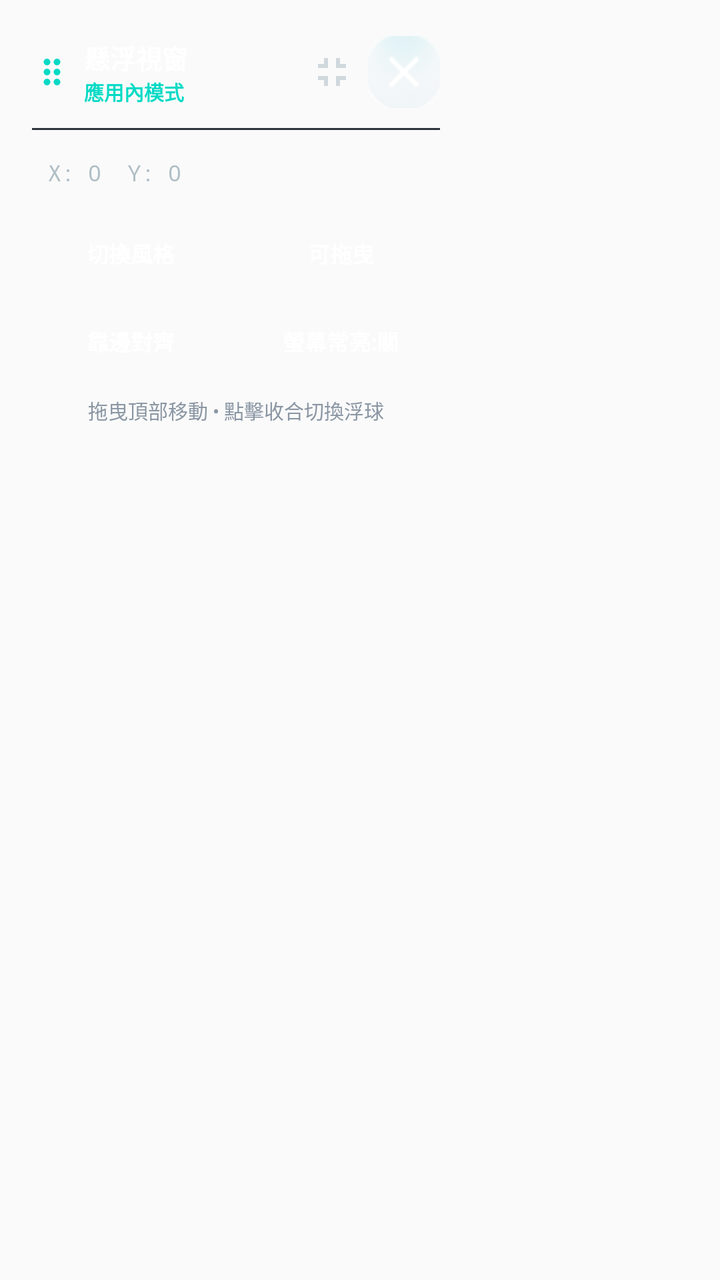
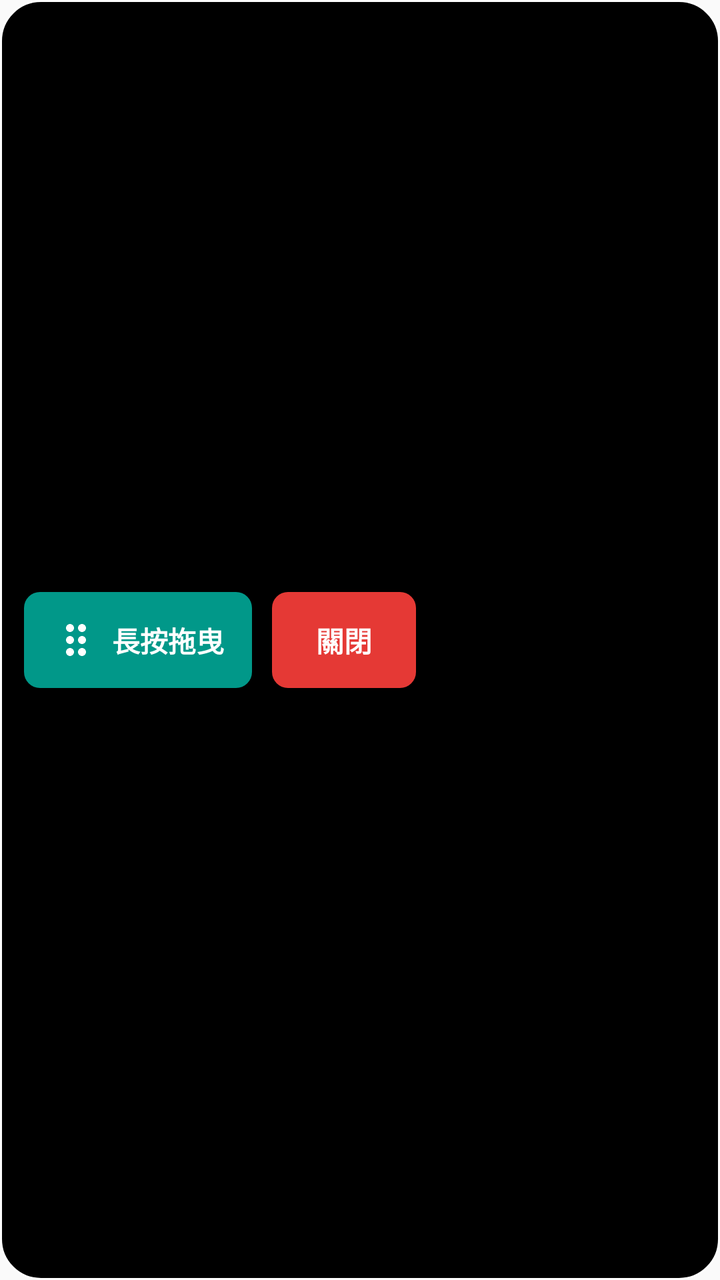

Screens rendered from an Android XML layout before and after an edit, with the pre-edit source and the edit as a unified diff.
<!-- AndroidManifest.xml: application theme AppTheme -->
<!-- res/layout/window_media_menu.xml -->
<?xml version="1.0" encoding="utf-8"?>
<FrameLayout xmlns:android="http://schemas.android.com/apk/res/android"
    xmlns:app="http://schemas.android.com/apk/res-auto"
    android:id="@+id/flRoot"
    android:layout_width="wrap_content"
    android:layout_height="wrap_content"
    android:padding="4dp">

    
    <LinearLayout
        android:id="@+id/llExpandedCard"
        android:layout_width="228dp"
        android:layout_height="wrap_content"
        android:elevation="10dp"
        android:orientation="vertical"
        android:padding="12dp">

        
        <LinearLayout
            android:id="@+id/tv_meum"
            android:layout_width="match_parent"
            android:layout_height="40dp"
            android:gravity="center_vertical"
            android:orientation="horizontal">

            <ImageView
                android:id="@+id/ivDragIcon"
                android:layout_width="20dp"
                android:layout_height="20dp"
                android:contentDescription="拖曳移動懸浮視窗"
                android:src="@drawable/ic_drag_indicator"
                app:tint="#03DAC5" />

            <LinearLayout
                android:layout_width="0dp"
                android:layout_height="wrap_content"
                android:layout_marginStart="6dp"
                android:layout_weight="1"
                android:orientation="vertical">

                <TextView
                    android:id="@+id/tvWindowTitle"
                    android:layout_width="wrap_content"
                    android:layout_height="wrap_content"
                    android:ellipsize="end"
                    android:maxLines="1"
                    android:text="懸浮視窗"
                    android:textColor="@color/white"
                    android:textSize="13sp"
                    android:textStyle="bold" />

                <TextView
                    android:id="@+id/tvModeBadge"
                    android:layout_width="wrap_content"
                    android:layout_height="wrap_content"
                    android:text="應用內模式"
                    android:textColor="#03DAC5"
                    android:textSize="10sp"
                    android:textStyle="bold" />
            </LinearLayout>

            <ImageButton
                android:id="@+id/btnCollapse"
                android:layout_width="36dp"
                android:layout_height="36dp"
                android:background="?android:attr/selectableItemBackgroundBorderless"
                android:contentDescription="收合為迷你浮球"
                android:padding="7dp"
                android:src="@drawable/ic_fullscreen_exit"
                app:tint="#CFD8DC" />

            <ImageButton
                android:id="@+id/tv_dismiss"
                android:layout_width="36dp"
                android:layout_height="36dp"
                android:background="?android:attr/selectableItemBackgroundBorderless"
                android:contentDescription="關閉懸浮視窗"
                android:padding="7dp"
                android:src="@drawable/btn_closed_defaul_xml" />
        </LinearLayout>

        
        <View
            android:id="@+id/viewDivider"
            android:layout_width="match_parent"
            android:layout_height="1dp"
            android:layout_marginVertical="8dp"
            android:background="#2E343D" />

        
        <TextView
            android:id="@+id/tvCoords"
            android:layout_width="match_parent"
            android:layout_height="wrap_content"
            android:fontFamily="monospace"
            android:gravity="center_vertical"
            android:paddingHorizontal="8dp"
            android:paddingVertical="6dp"
            android:text="X: 0  Y: 0"
            android:textColor="#B0BEC5"
            android:textSize="11sp" />

        
        <LinearLayout
            android:layout_width="match_parent"
            android:layout_height="wrap_content"
            android:layout_marginTop="8dp"
            android:orientation="horizontal">

            <TextView
                android:id="@+id/btnQuickTheme"
                android:layout_width="0dp"
                android:layout_height="38dp"
                android:layout_marginEnd="6dp"
                android:layout_weight="1"
                android:clickable="true"
                android:focusable="true"
                android:gravity="center"
                android:maxLines="1"
                android:paddingHorizontal="6dp"
                android:text="切換風格"
                android:textColor="@color/white"
                android:textSize="11sp"
                android:textStyle="bold" />

            <TextView
                android:id="@+id/btnQuickLock"
                android:layout_width="0dp"
                android:layout_height="38dp"
                android:layout_weight="1"
                android:clickable="true"
                android:focusable="true"
                android:gravity="center"
                android:maxLines="1"
                android:paddingHorizontal="6dp"
                android:text="可拖曳"
                android:textColor="@color/white"
                android:textSize="11sp"
                android:textStyle="bold" />
        </LinearLayout>

        
        <LinearLayout
            android:layout_width="match_parent"
            android:layout_height="wrap_content"
            android:layout_marginTop="6dp"
            android:orientation="horizontal">

            <TextView
                android:id="@+id/btnQuickSnap"
                android:layout_width="0dp"
                android:layout_height="38dp"
                android:layout_marginEnd="6dp"
                android:layout_weight="1"
                android:clickable="true"
                android:focusable="true"
                android:gravity="center"
                android:maxLines="1"
                android:paddingHorizontal="6dp"
                android:text="靠邊對齊"
                android:textColor="@color/white"
                android:textSize="11sp"
                android:textStyle="bold" />

            <TextView
                android:id="@+id/btnQuickKeepOn"
                android:layout_width="0dp"
                android:layout_height="38dp"
                android:layout_weight="1"
                android:clickable="true"
                android:focusable="true"
                android:gravity="center"
                android:maxLines="1"
                android:paddingHorizontal="6dp"
                android:text="螢幕常亮:關"
                android:textColor="@color/white"
                android:textSize="11sp"
                android:textStyle="bold" />
        </LinearLayout>

        <TextView
            android:id="@+id/tvHint"
            android:layout_width="match_parent"
            android:layout_height="wrap_content"
            android:layout_marginTop="8dp"
            android:gravity="center"
            android:text="拖曳頂部移動 • 點擊收合切換浮球"
            android:textColor="#8A96A3"
            android:textSize="10sp" />
    </LinearLayout>

    
    <LinearLayout
        android:id="@+id/llCollapsedOrb"
        android:layout_width="56dp"
        android:layout_height="56dp"
        android:elevation="10dp"
        android:gravity="center"
        android:orientation="vertical"
        android:visibility="gone">

        <ImageView
            android:id="@+id/ivOrbIcon"
            android:layout_width="24dp"
            android:layout_height="24dp"
            android:contentDescription="點擊展開懸浮視窗"
            android:src="@drawable/ic_fullscreen"
            app:tint="@color/white" />

        <TextView
            android:id="@+id/tvOrbLabel"
            android:layout_width="wrap_content"
            android:layout_height="wrap_content"
            android:layout_marginTop="1dp"
            android:text="展開"
            android:textColor="@color/white"
            android:textSize="9sp"
            android:textStyle="bold" />
    </LinearLayout>

</FrameLayout>
<!-- resources referenced by this layout -->
<resources>
  <color name="white">#FFFFFFFF</color>
  <!-- drawable btn_closed_defaul_xml (drawable-hdpi) -->
  <?xml version="1.0" encoding="utf-8"?>
  <selector xmlns:android="http://schemas.android.com/apk/res/android">
  
      <item
          android:drawable="@drawable/btn_closed_default"
          android:state_enabled="true"
          android:state_pressed="false" />
  
      <item
          android:drawable="@drawable/btn_closed_default1"
          android:state_enabled="true"
          android:state_pressed="true" />
  
  
  </selector>
  <!-- drawable ic_drag_indicator (drawable) -->
  <vector xmlns:android="http://schemas.android.com/apk/res/android"
      android:width="24dp"
      android:height="24dp"
      android:viewportWidth="24"
      android:viewportHeight="24">
    <path
        android:fillColor="#FFFFFF"
        android:pathData="M11,18c0,1.1 -0.9,2 -2,2s-2,-0.9 -2,-2 0.9,-2 2,-2 2,0.9 2,2zm-2,-8c-1.1,0 -2,0.9 -2,2s0.9,2 2,2 2,-0.9 2,-2 -0.9,-2 -2,-2zm0,-6c-1.1,0 -2,0.9 -2,2s0.9,2 2,2 2,-0.9 2,-2 -0.9,-2 -2,-2zm6,4c1.1,0 2,-0.9 2,-2s-0.9,-2 -2,-2 -2,0.9 -2,2 0.9,2 2,2zm0,2c-1.1,0 -2,0.9 -2,2s0.9,2 2,2 2,-0.9 2,-2 -0.9,-2 -2,-2zm0,6c-1.1,0 -2,0.9 -2,2s0.9,2 2,2 2,-0.9 2,-2 -0.9,-2 -2,-2z"/>
  </vector>
  <!-- drawable ic_fullscreen (drawable) -->
  <?xml version="1.0" encoding="utf-8"?>
  <vector xmlns:android="http://schemas.android.com/apk/res/android"
      android:width="24dp"
      android:height="24dp"
      android:viewportWidth="24"
      android:viewportHeight="24">
      <path
          android:fillColor="#FF000000"
          android:pathData="M7,14H5v5h5v-2H7v-3zM5,10h2V7h3V5H5v5zM17,17h-3v2h5v-5h-2v3zM14,5v2h3v3h2V5h-5z" />
  </vector>
  <!-- drawable ic_fullscreen_exit (drawable) -->
  <?xml version="1.0" encoding="utf-8"?>
  <vector xmlns:android="http://schemas.android.com/apk/res/android"
      android:width="24dp"
      android:height="24dp"
      android:viewportWidth="24"
      android:viewportHeight="24">
      <path
          android:fillColor="#FF000000"
          android:pathData="M5,16h3v3h2v-5H5v2zM8,8H5v2h5V5H8v3zM14,19h2v-3h3v-2h-5v5zM16,8V5h-2v5h5V8h-3z" />
  </vector>
  <style name="AppTheme" parent="Theme.AppCompat.Light.DarkActionBar">
          
          <item name="colorPrimary">@color/colorPrimary</item>
          <item name="colorPrimaryDark">@color/colorPrimaryDark</item>
          <item name="colorAccent">@color/colorAccent</item>
          <item name="windowActionBar">false</item>
          <item name="windowNoTitle">true</item>
  
      </style>
  <!-- drawable btn_closed_default: png bitmap (drawable-hdpi, 6855 bytes) -->
  <!-- drawable btn_closed_default1: png bitmap (drawable-hdpi, 2458 bytes) -->
  <color name="colorPrimary">#6200EE</color>
  <color name="colorPrimaryDark">#3700B3</color>
  <color name="colorAccent">#03DAC5</color>
</resources>

<!-- the commit's change to res/layout/window_media_menu.xml (unified diff, before → after) -->
@@ -1,221 +1,43 @@
 <?xml version="1.0" encoding="utf-8"?>
-<FrameLayout xmlns:android="http://schemas.android.com/apk/res/android"
-    xmlns:app="http://schemas.android.com/apk/res-auto"
-    android:id="@+id/flRoot"
+<LinearLayout xmlns:android="http://schemas.android.com/apk/res/android"
     android:layout_width="wrap_content"
     android:layout_height="wrap_content"
-    android:padding="4dp">
+    android:background="@drawable/panel_06"
+    android:gravity="center_vertical"
+    android:orientation="horizontal"
+    android:paddingHorizontal="12dp"
+    android:paddingVertical="10dp">
 
-    
-    <LinearLayout
-        android:id="@+id/llExpandedCard"
-        android:layout_width="228dp"
+    <androidx.appcompat.widget.AppCompatButton
+        android:id="@+id/btn_drag"
+        android:layout_width="wrap_content"
         android:layout_height="wrap_content"
-        android:elevation="10dp"
-        android:orientation="vertical"
-        android:padding="12dp">
+        android:minHeight="48dp"
+        android:background="@drawable/bg_btn_primary"
+        android:contentDescription="長按後可拖曳移動懸浮視窗"
+        android:drawableStart="@drawable/ic_drag_indicator"
+        android:drawablePadding="6dp"
+        android:paddingHorizontal="14dp"
+        android:text="長按拖曳"
+        android:textAllCaps="false"
+        android:textColor="@color/white"
+        android:textSize="14sp"
+        android:textStyle="bold" />
 
-        
-        <LinearLayout
-            android:id="@+id/tv_meum"
-            android:layout_width="match_parent"
-            android:layout_height="40dp"
-            android:gravity="center_vertical"
-            android:orientation="horizontal">
+    <androidx.appcompat.widget.AppCompatButton
+        android:id="@+id/btn_close"
+        android:layout_width="wrap_content"
+        android:layout_height="wrap_content"
+        android:layout_marginStart="10dp"
+        android:minWidth="72dp"
+        android:minHeight="48dp"
+        android:background="@drawable/bg_btn_danger"
+        android:contentDescription="關閉懸浮視窗"
+        android:paddingHorizontal="14dp"
+        android:text="關閉"
+        android:textAllCaps="false"
+        android:textColor="@color/white"
+        android:textSize="14sp"
+        android:textStyle="bold" />
 
-            <ImageView
-                android:id="@+id/ivDragIcon"
-                android:layout_width="20dp"
-                android:layout_height="20dp"
-                android:contentDescription="拖曳移動懸浮視窗"
-                android:src="@drawable/ic_drag_indicator"
-                app:tint="#03DAC5" />
-
-            <LinearLayout
-                android:layout_width="0dp"
-                android:layout_height="wrap_content"
-                android:layout_marginStart="6dp"
-                android:layout_weight="1"
-                android:orientation="vertical">
-
-                <TextView
-                    android:id="@+id/tvWindowTitle"
-                    android:layout_width="wrap_content"
-                    android:layout_height="wrap_content"
-                    android:ellipsize="end"
-                    android:maxLines="1"
-                    android:text="懸浮視窗"
-                    android:textColor="@color/white"
-                    android:textSize="13sp"
-                    android:textStyle="bold" />
-
-                <TextView
-                    android:id="@+id/tvModeBadge"
-                    android:layout_width="wrap_content"
-                    android:layout_height="wrap_content"
-                    android:text="應用內模式"
-                    android:textColor="#03DAC5"
-                    android:textSize="10sp"
-                    android:textStyle="bold" />
-            </LinearLayout>
-
-            <ImageButton
-                android:id="@+id/btnCollapse"
-                android:layout_width="36dp"
-                android:layout_height="36dp"
-                android:background="?android:attr/selectableItemBackgroundBorderless"
-                android:contentDescription="收合為迷你浮球"
-                android:padding="7dp"
-                android:src="@drawable/ic_fullscreen_exit"
-                app:tint="#CFD8DC" />
-
-            <ImageButton
-                android:id="@+id/tv_dismiss"
-                android:layout_width="36dp"
-                android:layout_height="36dp"
-                android:background="?android:attr/selectableItemBackgroundBorderless"
-                android:contentDescription="關閉懸浮視窗"
-                android:padding="7dp"
-                android:src="@drawable/btn_closed_defaul_xml" />
-        </LinearLayout>
-
-        
-        <View
-            android:id="@+id/viewDivider"
-            android:layout_width="match_parent"
-            android:layout_height="1dp"
-            android:layout_marginVertical="8dp"
-            android:background="#2E343D" />
-
-        
-        <TextView
-            android:id="@+id/tvCoords"
-            android:layout_width="match_parent"
-            android:layout_height="wrap_content"
-            android:fontFamily="monospace"
-            android:gravity="center_vertical"
-            android:paddingHorizontal="8dp"
-            android:paddingVertical="6dp"
-            android:text="X: 0  Y: 0"
-            android:textColor="#B0BEC5"
-            android:textSize="11sp" />
-
-        
-        <LinearLayout
-            android:layout_width="match_parent"
-            android:layout_height="wrap_content"
-            android:layout_marginTop="8dp"
-            android:orientation="horizontal">
-
-            <TextView
-                android:id="@+id/btnQuickTheme"
-                android:layout_width="0dp"
-                android:layout_height="38dp"
-                android:layout_marginEnd="6dp"
-                android:layout_weight="1"
-                android:clickable="true"
-                android:focusable="true"
-                android:gravity="center"
-                android:maxLines="1"
-                android:paddingHorizontal="6dp"
-                android:text="切換風格"
-                android:textColor="@color/white"
-                android:textSize="11sp"
-                android:textStyle="bold" />
-
-            <TextView
-                android:id="@+id/btnQuickLock"
-                android:layout_width="0dp"
-                android:layout_height="38dp"
-                android:layout_weight="1"
-                android:clickable="true"
-                android:focusable="true"
-                android:gravity="center"
-                android:maxLines="1"
-                android:paddingHorizontal="6dp"
-                android:text="可拖曳"
-                android:textColor="@color/white"
-                android:textSize="11sp"
-                android:textStyle="bold" />
-        </LinearLayout>
-
-        
-        <LinearLayout
-            android:layout_width="match_parent"
-            android:layout_height="wrap_content"
-            android:layout_marginTop="6dp"
-            android:orientation="horizontal">
-
-            <TextView
-                android:id="@+id/btnQuickSnap"
-                android:layout_width="0dp"
-                android:layout_height="38dp"
-                android:layout_marginEnd="6dp"
-                android:layout_weight="1"
-                android:clickable="true"
-                android:focusable="true"
-                android:gravity="center"
-                android:maxLines="1"
-                android:paddingHorizontal="6dp"
-                android:text="靠邊對齊"
-                android:textColor="@color/white"
-                android:textSize="11sp"
-                android:textStyle="bold" />
-
-            <TextView
-                android:id="@+id/btnQuickKeepOn"
-                android:layout_width="0dp"
-                android:layout_height="38dp"
-                android:layout_weight="1"
-                android:clickable="true"
-                android:focusable="true"
-                android:gravity="center"
-                android:maxLines="1"
-                android:paddingHorizontal="6dp"
-                android:text="螢幕常亮:關"
-                android:textColor="@color/white"
-                android:textSize="11sp"
-                android:textStyle="bold" />
-        </LinearLayout>
-
-        <TextView
-            android:id="@+id/tvHint"
-            android:layout_width="match_parent"
-            android:layout_height="wrap_content"
-            android:layout_marginTop="8dp"
-            android:gravity="center"
-            android:text="拖曳頂部移動 • 點擊收合切換浮球"
-            android:textColor="#8A96A3"
-            android:textSize="10sp" />
-    </LinearLayout>
-
-    
-    <LinearLayout
-        android:id="@+id/llCollapsedOrb"
-        android:layout_width="56dp"
-        android:layout_height="56dp"
-        android:elevation="10dp"
-        android:gravity="center"
-        android:orientation="vertical"
-        android:visibility="gone">
-
-        <ImageView
-            android:id="@+id/ivOrbIcon"
-            android:layout_width="24dp"
-            android:layout_height="24dp"
-            android:contentDescription="點擊展開懸浮視窗"
-            android:src="@drawable/ic_fullscreen"
-            app:tint="@color/white" />
-
-        <TextView
-            android:id="@+id/tvOrbLabel"
-            android:layout_width="wrap_content"
-            android:layout_height="wrap_content"
-            android:layout_marginTop="1dp"
-            android:text="展開"
-            android:textColor="@color/white"
-            android:textSize="9sp"
-            android:textStyle="bold" />
-    </LinearLayout>
-
-</FrameLayout>
+</LinearLayout>
<!-- resource entries referenced after the edit -->
@@ -1,22 +1,20 @@
 <!-- resources referenced by this layout -->
 <resources>
   <color name="white">#FFFFFFFF</color>
-  <!-- drawable btn_closed_defaul_xml (drawable-hdpi) -->
+  <!-- drawable bg_btn_danger (drawable) -->
   <?xml version="1.0" encoding="utf-8"?>
-  <selector xmlns:android="http://schemas.android.com/apk/res/android">
-  
-      <item
-          android:drawable="@drawable/btn_closed_default"
-          android:state_enabled="true"
-          android:state_pressed="false" />
-  
-      <item
-          android:drawable="@drawable/btn_closed_default1"
-          android:state_enabled="true"
-          android:state_pressed="true" />
-  
-  
-  </selector>
+  <shape xmlns:android="http://schemas.android.com/apk/res/android"
+      android:shape="rectangle">
+      <solid android:color="#E53935" />
+      <corners android:radius="8dp" />
+  </shape>
+  <!-- drawable bg_btn_primary (drawable) -->
+  <?xml version="1.0" encoding="utf-8"?>
+  <shape xmlns:android="http://schemas.android.com/apk/res/android"
+      android:shape="rectangle">
+      <solid android:color="#019889" />
+      <corners android:radius="8dp" />
+  </shape>
   <!-- drawable ic_drag_indicator (drawable) -->
   <vector xmlns:android="http://schemas.android.com/apk/res/android"
       android:width="24dp"
@@ -27,28 +25,20 @@
         android:fillColor="#FFFFFF"
         android:pathData="M11,18c0,1.1 -0.9,2 -2,2s-2,-0.9 -2,-2 0.9,-2 2,-2 2,0.9 2,2zm-2,-8c-1.1,0 -2,0.9 -2,2s0.9,2 2,2 2,-0.9 2,-2 -0.9,-2 -2,-2zm0,-6c-1.1,0 -2,0.9 -2,2s0.9,2 2,2 2,-0.9 2,-2 -0.9,-2 -2,-2zm6,4c1.1,0 2,-0.9 2,-2s-0.9,-2 -2,-2 -2,0.9 -2,2 0.9,2 2,2zm0,2c-1.1,0 -2,0.9 -2,2s0.9,2 2,2 2,-0.9 2,-2 -0.9,-2 -2,-2zm0,6c-1.1,0 -2,0.9 -2,2s0.9,2 2,2 2,-0.9 2,-2 -0.9,-2 -2,-2z"/>
   </vector>
-  <!-- drawable ic_fullscreen (drawable) -->
+  <!-- drawable panel_06 (drawable-hdpi) -->
   <?xml version="1.0" encoding="utf-8"?>
-  <vector xmlns:android="http://schemas.android.com/apk/res/android"
-      android:width="24dp"
-      android:height="24dp"
-      android:viewportWidth="24"
-      android:viewportHeight="24">
-      <path
-          android:fillColor="#FF000000"
-          android:pathData="M7,14H5v5h5v-2H7v-3zM5,10h2V7h3V5H5v5zM17,17h-3v2h5v-5h-2v3zM14,5v2h3v3h2V5h-5z" />
-  </vector>
-  <!-- drawable ic_fullscreen_exit (drawable) -->
-  <?xml version="1.0" encoding="utf-8"?>
-  <vector xmlns:android="http://schemas.android.com/apk/res/android"
-      android:width="24dp"
-      android:height="24dp"
-      android:viewportWidth="24"
-      android:viewportHeight="24">
-      <path
-          android:fillColor="#FF000000"
-          android:pathData="M5,16h3v3h2v-5H5v2zM8,8H5v2h5V5H8v3zM14,19h2v-3h3v-2h-5v5zM16,8V5h-2v5h5V8h-3z" />
-  </vector>
+  <selector xmlns:android="http://schemas.android.com/apk/res/android">
+      <item>
+          <shape>
+              <solid android:color="@color/black" />
+              <stroke
+                  android:width="1dp"
+                  android:color="@color/white" />
+              <corners
+                  android:radius="20dp" />
+          </shape>
+      </item>
+  </selector>
   <style name="AppTheme" parent="Theme.AppCompat.Light.DarkActionBar">
           
           <item name="colorPrimary">@color/colorPrimary</item>
@@ -58,8 +48,7 @@
           <item name="windowNoTitle">true</item>
   
       </style>
-  <!-- drawable btn_closed_default: png bitmap (drawable-hdpi, 6855 bytes) -->
-  <!-- drawable btn_closed_default1: png bitmap (drawable-hdpi, 2458 bytes) -->
+  <color name="black">#FF000000</color>
   <color name="colorPrimary">#6200EE</color>
   <color name="colorPrimaryDark">#3700B3</color>
   <color name="colorAccent">#03DAC5</color>
